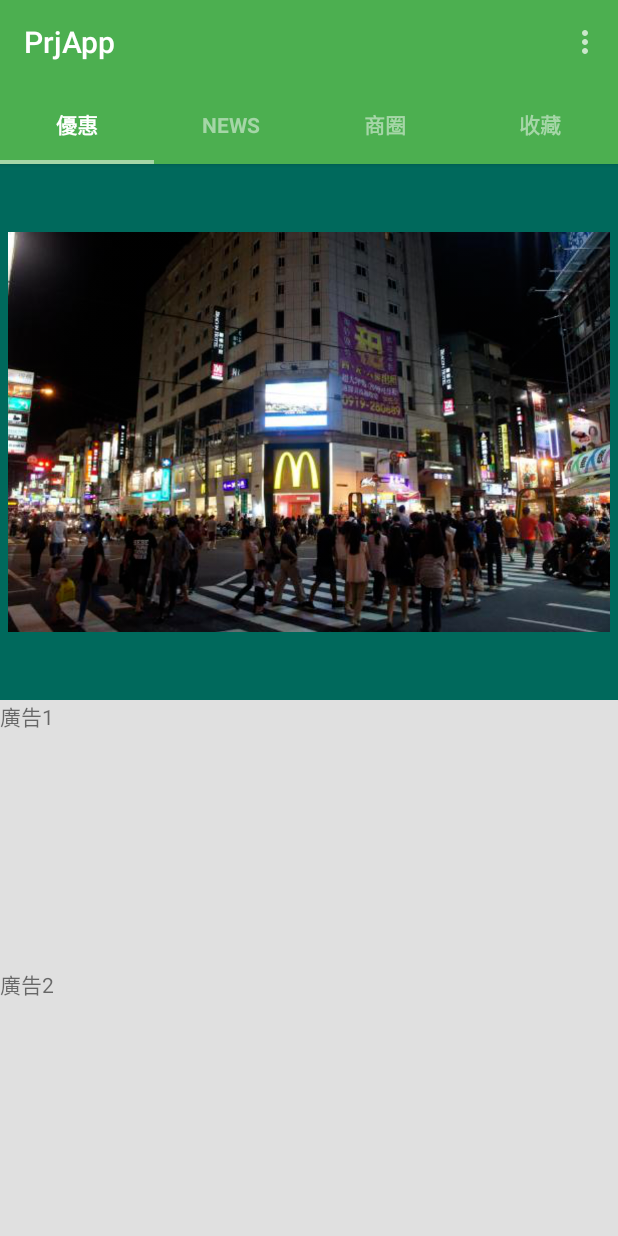
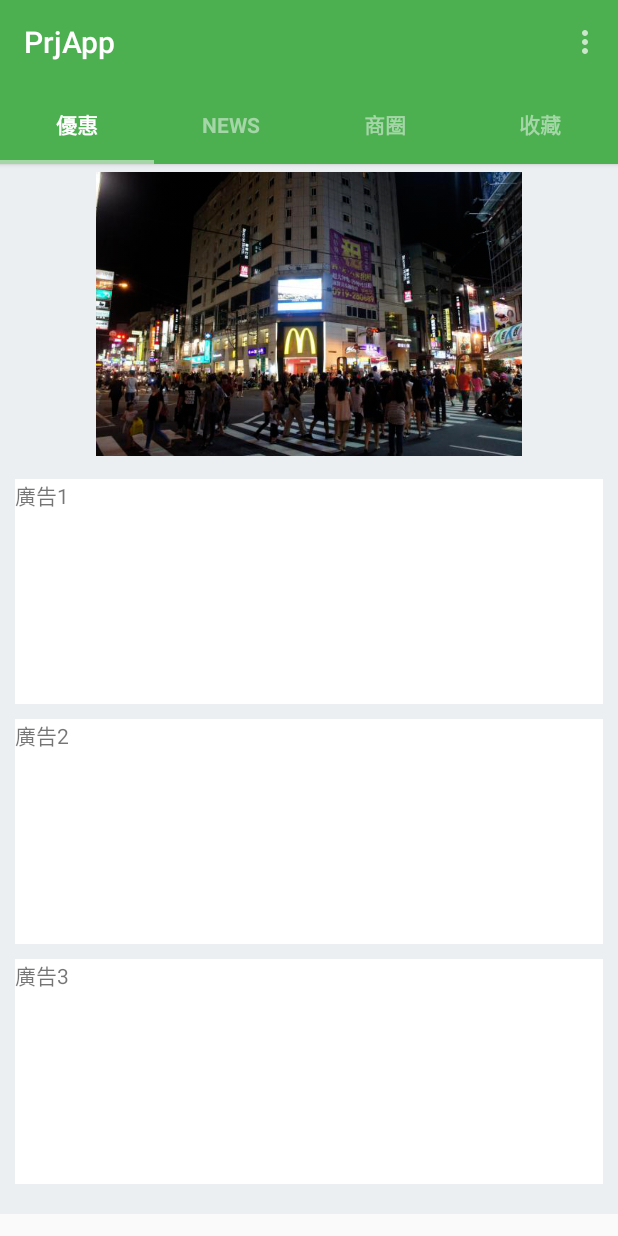
Before and after one commit to langloam/LittleMarketKeeper, an Android app: the screen it shows after launch (MainActivity), on a phone screen of 412 x 824 dp. Run offline under Robolectric (Android 15) with nearby library versions, the phone set to English and light mode, and no system bars.

Commit message:
修改優惠頁面
收藏預計新增
ExpandableListView

```diff
--- a/app/src/main/res/layout/tab_business.xml
+++ b/app/src/main/res/layout/tab_business.xml
@@ -4,13 +4,9 @@
     android:layout_height="match_parent"
     android:orientation="vertical">
 
-    <TextView
-        android:layout_width="wrap_content"
-        android:layout_height="wrap_content"
-        android:text="點我搜尋testtest"
-        />
 
     <SearchView
+        android:layout_marginTop="5dp"
         android:id="@+id/UI_search"
         android:layout_width="match_parent"
         android:layout_height="wrap_content">
--- a/app/src/main/res/layout/tab_news.xml
+++ b/app/src/main/res/layout/tab_news.xml
@@ -1,77 +1,63 @@
 <?xml version="1.0" encoding="utf-8"?>
 <LinearLayout xmlns:android="http://schemas.android.com/apk/res/android"
     android:layout_width="match_parent"
-    android:layout_height="match_parent"
+    android:layout_height="wrap_content"
     android:orientation="vertical">
-
 
     <LinearLayout
         android:layout_width="match_parent"
-        android:layout_height="match_parent"
-        android:layout_weight="5">
+        android:layout_height="wrap_content"
+        android:gravity="center"
+        >
 
         <ImageView
-            android:elevation="5dp"
+            android:elevation="2dp"
             android:padding="5dp"
             android:src="@drawable/img1"
-            android:layout_width="wrap_content"
-            android:layout_height="wrap_content"
-            android:background="#00695C"/>
-
-
+            android:layout_width="match_parent"
+            android:layout_height="200dp"
+            android:background="@color/Tab_Preferential"/>
     </LinearLayout>
 
-
-    <LinearLayout
+    <ScrollView
         android:layout_width="match_parent"
         android:layout_height="match_parent"
-        android:layout_weight="5"
-        android:orientation="vertical">
+        >
+
 
         <LinearLayout
             android:layout_width="match_parent"
             android:layout_height="match_parent"
-            android:layout_weight="1">
+            android:orientation="vertical"
+            android:padding="10dp"
+            android:background="@color/Tab_Preferential"
+            >
 
-            <LinearLayout
+            <TextView
+                android:background="#FFFFFF"
+                android:layout_marginBottom="10dp"
+                android:text="廣告1"
+                android:height="150dp"
                 android:layout_width="match_parent"
-                android:layout_height="match_parent"
-                android:background="#E0E0E0"
-                android:layout_weight="9">
-                <TextView
-                    android:id="@+id/imgBtnNews"
-                    android:text="廣告1"
-                    android:layout_width="match_parent"
-                    android:layout_height="match_parent" />
-            </LinearLayout>
-
-
+                android:layout_height="match_parent" />
+            <TextView
+                android:background="#FFFFFF"
+                android:layout_marginBottom="10dp"
+                android:text="廣告2"
+                android:height="150dp"
+                android:layout_width="match_parent"
+                android:layout_height="match_parent" />
+            <TextView
+                android:background="#FFFFFF"
+                android:layout_marginBottom="10dp"
+                android:text="廣告3"
+                android:height="150dp"
+                android:layout_width="match_parent"
+                android:layout_height="match_parent" />
         </LinearLayout>
-
-        <LinearLayout
-            android:layout_width="match_parent"
-            android:layout_height="match_parent"
-            android:layout_weight="1">
-
-            <LinearLayout
-                android:layout_width="match_parent"
-                android:layout_height="match_parent"
-                android:background="#E0E0E0"
-                android:layout_weight="9">
-
-                <TextView
-                    android:text="廣告2"
-                    android:layout_width="match_parent"
-                    android:layout_height="match_parent" />
-            </LinearLayout>
-        </LinearLayout>
-
-    </LinearLayout>
 
 
 
-
-
-
+    </ScrollView>
 
 </LinearLayout>
--- a/app/src/main/res/values/colors.xml
+++ b/app/src/main/res/values/colors.xml
@@ -5,4 +5,6 @@
     <color name="ColorPrimaryDark">#388E3C</color>
     <color name="tabsScrollColor">#A5D6A7</color>
 
+    <color name="Tab_Preferential">#ECEFF1</color>
+
 </resources>
```
Also changed, not shown: app/src/main/java/samples/exoguru/materialtabs/common/Tabs/Tab2.java (+11 -0 lines), app/src/main/res/layout/fragment_tab_news.xml (+48 -47 lines).
